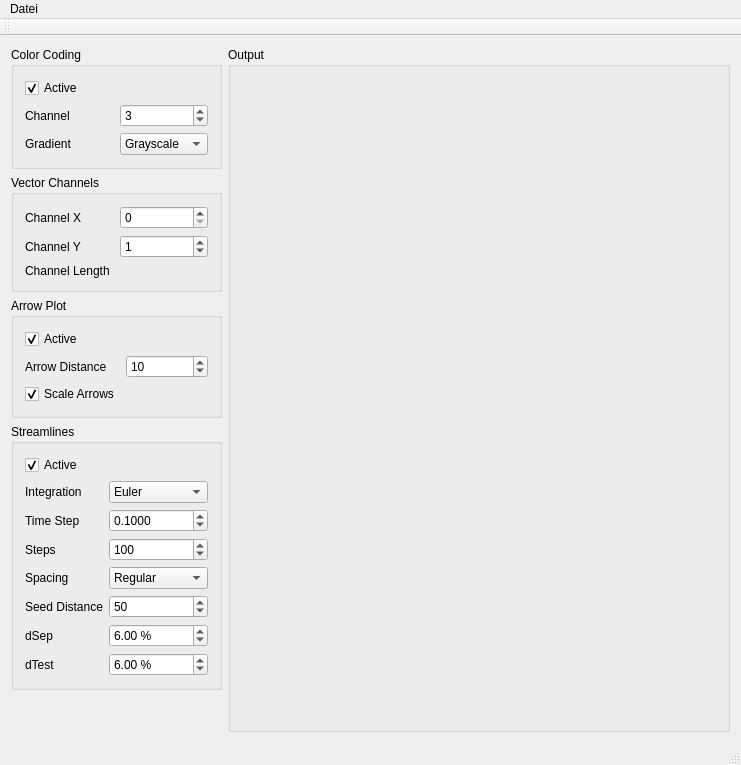
This is Beispiel2/mainwindow.ui in stf80/Visualisierung-LU-WS-2010 as Qt 5 draws it before an edit. The edited form follows.
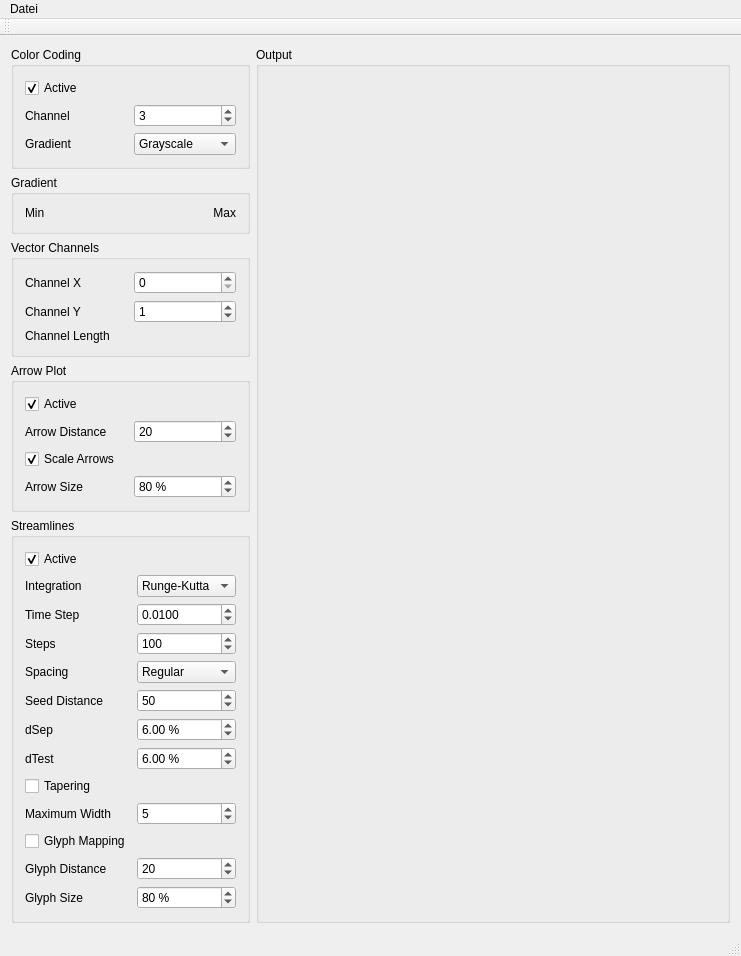
This is the edited form.

Commit message: implement tapering and glyph mapping for regularly spaced streamlines; add hue gradient and gradient legend;

Patch:
```diff
--- a/Beispiel2/mainwindow.ui
+++ b/Beispiel2/mainwindow.ui
@@ -87,7 +87,7 @@
         </layout>
        </widget>
       </item>
-      <item row="2" column="0">
+      <item row="3" column="0">
        <widget class="QGroupBox" name="transferFunctionGroupBox">
         <property name="sizePolicy">
          <sizepolicy hsizetype="Preferred" vsizetype="Fixed">
@@ -133,7 +133,7 @@
               <number>1</number>
              </property>
              <property name="value">
-              <number>10</number>
+              <number>20</number>
              </property>
             </widget>
            </item>
@@ -147,12 +147,38 @@
              </property>
             </widget>
            </item>
+           <item row="5" column="0">
+            <widget class="QLabel" name="label_14">
+             <property name="text">
+              <string>Arrow Size</string>
+             </property>
+            </widget>
+           </item>
+           <item row="5" column="1">
+            <widget class="QSpinBox" name="arrowPlotSize">
+             <property name="suffix">
+              <string> %</string>
+             </property>
+             <property name="minimum">
+              <number>10</number>
+             </property>
+             <property name="maximum">
+              <number>100</number>
+             </property>
+             <property name="singleStep">
+              <number>5</number>
+             </property>
+             <property name="value">
+              <number>80</number>
+             </property>
+            </widget>
+           </item>
           </layout>
          </item>
         </layout>
        </widget>
       </item>
-      <item row="3" column="0">
+      <item row="4" column="0">
        <widget class="QGroupBox" name="groupBox_2">
         <property name="sizePolicy">
          <sizepolicy hsizetype="Preferred" vsizetype="Fixed">
@@ -175,6 +201,9 @@
            </item>
            <item row="1" column="1">
             <widget class="QComboBox" name="streamlinesIntegration">
+             <property name="currentIndex">
+              <number>1</number>
+             </property>
              <item>
               <property name="text">
                <string>Euler</string>
@@ -209,7 +238,7 @@
               <double>0.001000000000000</double>
              </property>
              <property name="value">
-              <double>0.100000000000000</double>
+              <double>0.010000000000000</double>
              </property>
             </widget>
            </item>
@@ -333,12 +362,95 @@
              </property>
             </widget>
            </item>
+           <item row="11" column="0">
+            <widget class="QLabel" name="label_15">
+             <property name="text">
+              <string>Glyph Distance</string>
+             </property>
+            </widget>
+           </item>
+           <item row="8" column="0">
+            <widget class="QCheckBox" name="streamlinesTapering">
+             <property name="text">
+              <string>Tapering</string>
+             </property>
+            </widget>
+           </item>
+           <item row="10" column="0">
+            <widget class="QCheckBox" name="streamlinesGlyphMapping">
+             <property name="text">
+              <string>Glyph Mapping</string>
+             </property>
+            </widget>
+           </item>
+           <item row="11" column="1">
+            <widget class="QSpinBox" name="streamlinesGlyphDistance">
+             <property name="minimum">
+              <number>10</number>
+             </property>
+             <property name="maximum">
+              <number>100</number>
+             </property>
+             <property name="value">
+              <number>20</number>
+             </property>
+            </widget>
+           </item>
+           <item row="12" column="0">
+            <widget class="QLabel" name="label_16">
+             <property name="text">
+              <string>Glyph Size</string>
+             </property>
+            </widget>
+           </item>
+           <item row="12" column="1">
+            <widget class="QSpinBox" name="streamlinesGlyphSize">
+             <property name="suffix">
+              <string> %</string>
+             </property>
+             <property name="minimum">
+              <number>10</number>
+             </property>
+             <property name="maximum">
+              <number>100</number>
+             </property>
+             <property name="singleStep">
+              <number>5</number>
+             </property>
+             <property name="value">
+              <number>80</number>
+             </property>
+            </widget>
+           </item>
+           <item row="9" column="0">
+            <widget class="QLabel" name="label_17">
+             <property name="text">
+              <string>Maximum Width</string>
+             </property>
+            </widget>
+           </item>
+           <item row="9" column="1">
+            <widget class="QSpinBox" name="streamlinesMaximumWidth">
+             <property name="suffix">
+              <string/>
+             </property>
+             <property name="minimum">
+              <number>1</number>
+             </property>
+             <property name="maximum">
+              <number>10</number>
+             </property>
+             <property name="value">
+              <number>5</number>
+             </property>
+            </widget>
+           </item>
           </layout>
          </item>
         </layout>
        </widget>
       </item>
-      <item row="4" column="0">
+      <item row="5" column="0">
        <spacer name="verticalSpacer">
         <property name="orientation">
          <enum>Qt::Vertical</enum>
@@ -351,7 +463,7 @@
         </property>
        </spacer>
       </item>
-      <item row="1" column="0">
+      <item row="2" column="0">
        <widget class="QGroupBox" name="groupBox_3">
         <property name="sizePolicy">
          <sizepolicy hsizetype="Preferred" vsizetype="Preferred">
@@ -404,6 +516,39 @@
         </layout>
        </widget>
       </item>
+      <item row="1" column="0">
+       <widget class="QGroupBox" name="gradientGroupBox">
+        <property name="title">
+         <string>Gradient</string>
+        </property>
+        <layout class="QVBoxLayout" name="verticalLayout_5">
+         <item>
+          <layout class="QGridLayout" name="gridLayout_7">
+           <item row="0" column="0">
+            <widget class="QLabel" name="label_18">
+             <property name="text">
+              <string>Min</string>
+             </property>
+            </widget>
+           </item>
+           <item row="0" column="1">
+            <widget class="QLabel" name="label_20">
+             <property name="text">
+              <string>Max</string>
+             </property>
+             <property name="alignment">
+              <set>Qt::AlignRight|Qt::AlignTrailing|Qt::AlignVCenter</set>
+             </property>
+            </widget>
+           </item>
+          </layout>
+         </item>
+         <item>
+          <layout class="QVBoxLayout" name="gradientLayout"/>
+         </item>
+        </layout>
+       </widget>
+      </item>
      </layout>
     </item>
     <item>
```
Left out of the diff: 7 changed lines with no effect on the pictures. The commit also changes 7 other files.
